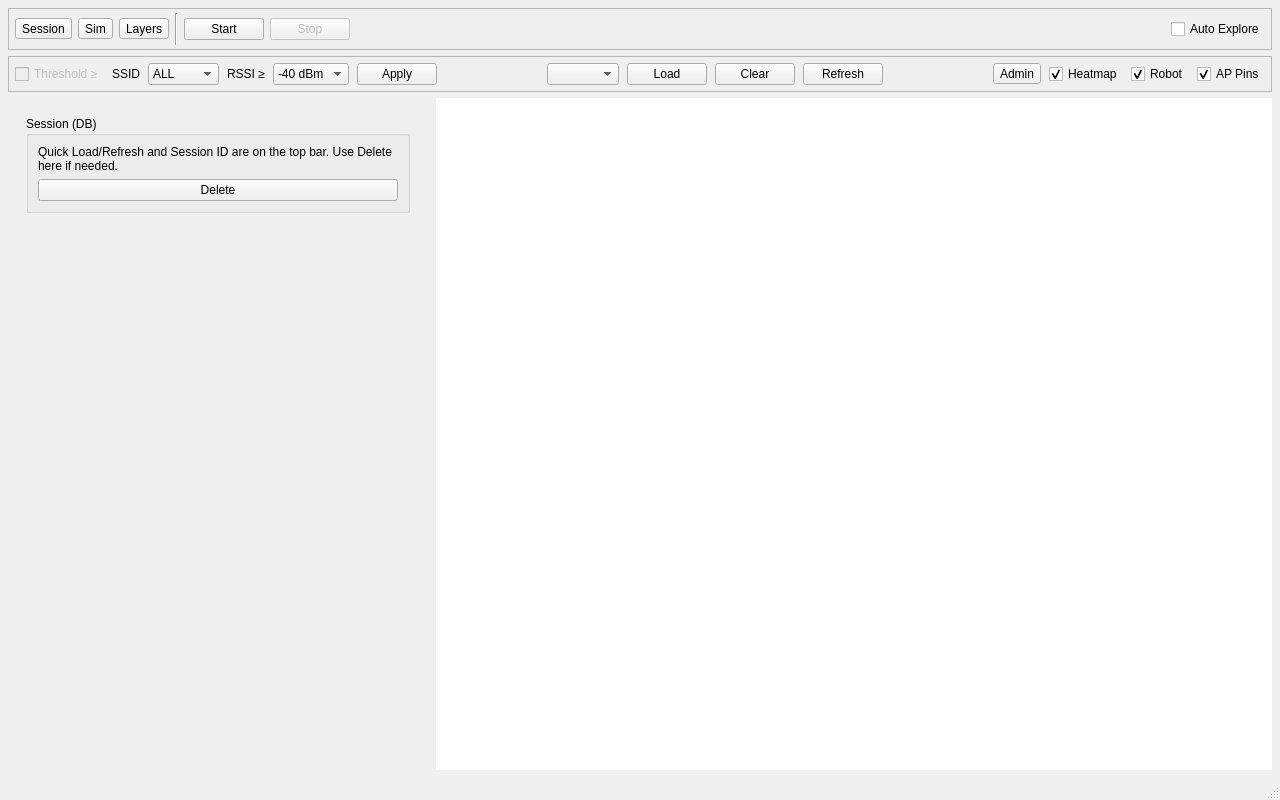
Qt form trunk/qt/mainwindow.ui (ektneh948/waffle-fi) before a commit.
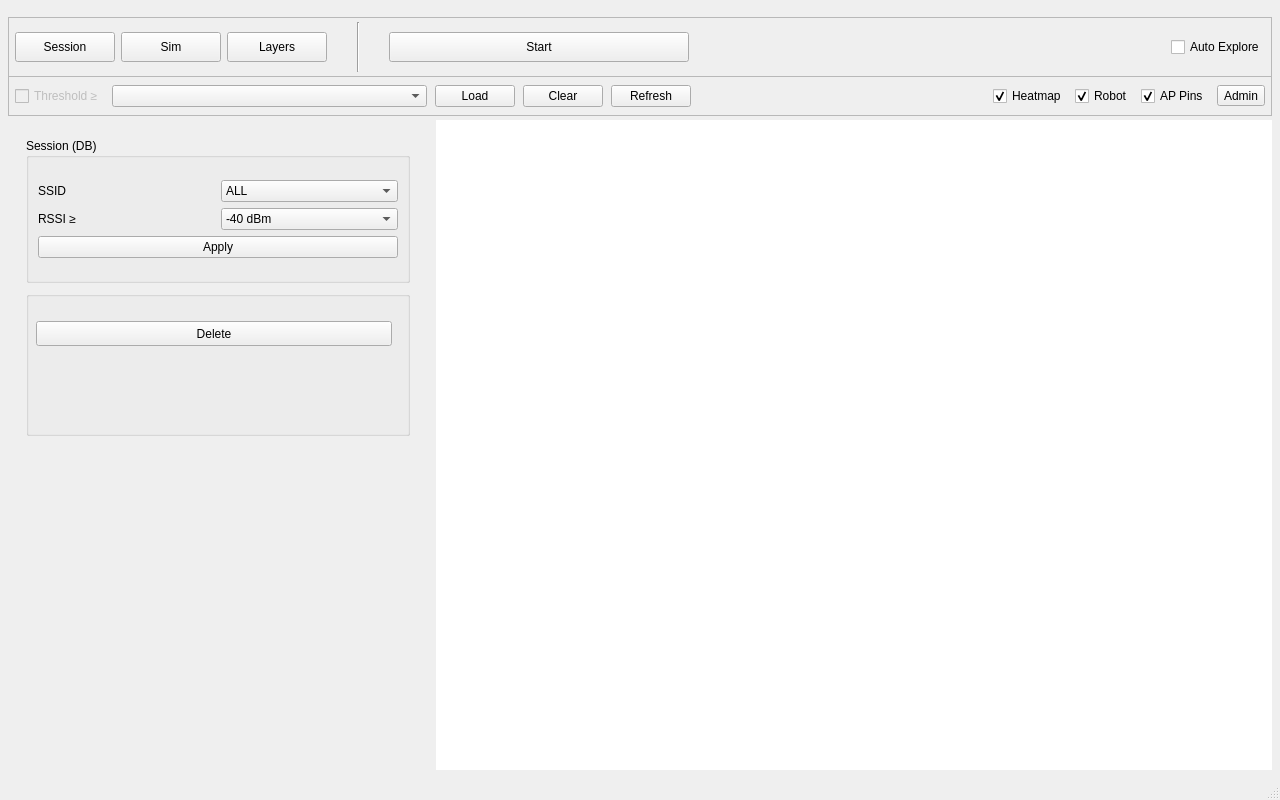
The same form after that commit. The open tabs and pages were chosen to show the change. Icons and pictures are not drawn.

The edit to the form file:
```diff
--- a/trunk/qt/mainwindow.ui
+++ b/trunk/qt/mainwindow.ui
@@ -35,7 +35,7 @@
       <property name="minimumSize">
        <size>
         <width>0</width>
-        <height>42</height>
+        <height>60</height>
        </size>
       </property>
       <property name="maximumSize">
@@ -68,9 +68,21 @@
        </property>
        <item>
         <widget class="QToolButton" name="tbSession">
+         <property name="minimumSize">
+          <size>
+           <width>100</width>
+           <height>30</height>
+          </size>
+         </property>
          <property name="text">
           <string>Session</string>
          </property>
+         <property name="iconSize">
+          <size>
+           <width>36</width>
+           <height>29</height>
+          </size>
+         </property>
          <property name="checkable">
           <bool>true</bool>
          </property>
@@ -84,6 +96,12 @@
        </item>
        <item>
         <widget class="QToolButton" name="tbSim">
+         <property name="minimumSize">
+          <size>
+           <width>100</width>
+           <height>30</height>
+          </size>
+         </property>
          <property name="text">
           <string>Sim</string>
          </property>
@@ -100,6 +118,12 @@
        </item>
        <item>
         <widget class="QToolButton" name="tbLayers">
+         <property name="minimumSize">
+          <size>
+           <width>100</width>
+           <height>30</height>
+          </size>
+         </property>
          <property name="text">
           <string>Layers</string>
          </property>
@@ -116,6 +140,12 @@
        </item>
        <item>
         <widget class="QFrame" name="vLine1">
+         <property name="minimumSize">
+          <size>
+           <width>50</width>
+           <height>0</height>
+          </size>
+         </property>
          <property name="frameShape">
           <enum>QFrame::Shape::VLine</enum>
          </property>
@@ -126,9 +156,27 @@
        </item>
        <item>
         <widget class="QPushButton" name="btnMeasureStart">
+         <property name="minimumSize">
+          <size>
+           <width>300</width>
+           <height>30</height>
+          </size>
+         </property>
+         <property name="maximumSize">
+          <size>
+           <width>16777215</width>
+           <height>16777215</height>
+          </size>
+         </property>
          <property name="text">
           <string>Start</string>
          </property>
+         <property name="iconSize">
+          <size>
+           <width>16</width>
+           <height>16</height>
+          </size>
+         </property>
          <property name="checkable">
           <bool>true</bool>
          </property>
@@ -137,19 +185,6 @@
          </property>
         </widget>
        </item>
-       <item>
-        <widget class="QPushButton" name="btnMeasureStop">
-         <property name="enabled">
-          <bool>false</bool>
-         </property>
-         <property name="visible">
-          <bool>false</bool>
-         </property>
-         <property name="text">
-          <string>Stop</string>
-         </property>
-        </widget>
-       </item>
        <item>
         <spacer name="topBar1Spacer">
          <property name="orientation">
@@ -178,7 +213,7 @@
       <property name="minimumSize">
        <size>
         <width>0</width>
-        <height>36</height>
+        <height>40</height>
        </size>
       </property>
       <property name="maximumSize">
@@ -220,92 +255,14 @@
         </widget>
        </item>
        <item>
-        <widget class="QLabel" name="lblSsid">
-         <property name="text">
-          <string>SSID</string>
-         </property>
-        </widget>
-       </item>
-       <item>
-        <widget class="QComboBox" name="cbSsid">
-         <item>
-          <property name="text">
-           <string>ALL</string>
-          </property>
-         </item>
-         <item>
-          <property name="text">
-           <string>emba</string>
-          </property>
-         </item>
-         <item>
-          <property name="text">
-           <string>hotspot</string>
-          </property>
-         </item>
-        </widget>
-       </item>
-       <item>
-        <widget class="QLabel" name="lblRssiCond">
-         <property name="text">
-          <string>RSSI ≥</string>
-         </property>
-        </widget>
-       </item>
-       <item>
-        <widget class="QComboBox" name="cbThr">
-         <property name="currentText">
-          <string>-40 dBm</string>
-         </property>
-         <item>
-          <property name="text">
-           <string>-40 dBm</string>
-          </property>
-         </item>
-         <item>
-          <property name="text">
-           <string>-50 dBm</string>
-          </property>
-         </item>
-         <item>
-          <property name="text">
-           <string>-60 dBm</string>
-          </property>
-         </item>
-         <item>
-          <property name="text">
-           <string>-70 dBm</string>
-          </property>
-         </item>
-         <item>
-          <property name="text">
-           <string>-80 dBm</string>
-          </property>
-         </item>
-        </widget>
-       </item>
-       <item>
-        <widget class="QPushButton" name="btnApplyFilter">
-         <property name="text">
-          <string>Apply</string>
-         </property>
-        </widget>
-       </item>
-       <item>
-        <spacer name="topBar2Spacer1">
-         <property name="orientation">
-          <enum>Qt::Orientation::Horizontal</enum>
-         </property>
-         <property name="sizeHint" stdset="0">
+        <widget class="QComboBox" name="cbSessionId">
+         <property name="minimumSize">
           <size>
-           <width>40</width>
-           <height>20</height>
+           <width>315</width>
+           <height>0</height>
           </size>
          </property>
-        </spacer>
-       </item>
-       <item>
-        <widget class="QComboBox" name="cbSessionId"/>
+        </widget>
        </item>
        <item>
         <widget class="QPushButton" name="btnSessionLoad">
@@ -341,13 +298,6 @@
          </property>
         </spacer>
        </item>
-       <item>
-        <widget class="QToolButton" name="btnAdmin">
-         <property name="text">
-          <string>Admin</string>
-         </property>
-        </widget>
-       </item>
        <item>
         <widget class="QCheckBox" name="chkShowHeatmap">
          <property name="text">
@@ -378,6 +328,16 @@
          </property>
         </widget>
        </item>
+       <item>
+        <widget class="QToolButton" name="btnAdmin">
+         <property name="text">
+          <string>Admin</string>
+         </property>
+         <property name="icon">
+          <iconset theme="QIcon::ThemeIcon::DocumentProperties"/>
+         </property>
+        </widget>
+       </item>
       </layout>
      </widget>
     </item>
@@ -426,6 +386,21 @@
            </property>
            <item>
             <widget class="QStackedWidget" name="leftStack">
+             <property name="minimumSize">
+              <size>
+               <width>0</width>
+               <height>0</height>
+              </size>
+             </property>
+             <property name="baseSize">
+              <size>
+               <width>0</width>
+               <height>0</height>
+              </size>
+             </property>
+             <property name="frameShadow">
+              <enum>QFrame::Shadow::Plain</enum>
+             </property>
              <property name="currentIndex">
               <number>1</number>
              </property>
@@ -439,39 +414,123 @@
                  <property name="title">
                   <string>Session (DB)</string>
                  </property>
-                 <layout class="QVBoxLayout" name="gbSessionLayoutNew">
+                 <layout class="QHBoxLayout" name="horizontalLayout_11">
                   <item>
-                   <widget class="QLabel" name="lblSessionHint">
-                    <property name="text">
-                     <string>Quick Load/Refresh and Session ID are on the top bar. Use Delete here if needed.</string>
-                    </property>
-                    <property name="wordWrap">
-                     <bool>true</bool>
-                    </property>
-                   </widget>
-                  </item>
-                  <item>
-                   <widget class="QPushButton" name="btnSessionDelete">
-                    <property name="text">
-                     <string>Delete</string>
-                    </property>
-                   </widget>
+                   <layout class="QGridLayout" name="gridLayout">
+                    <item row="0" column="0">
+                     <layout class="QVBoxLayout" name="verticalLayout_6">
+                      <item>
+                       <layout class="QHBoxLayout" name="horizontalLayout_9">
+                        <item>
+                         <widget class="QLabel" name="lblSsid">
+                          <property name="text">
+                           <string>SSID</string>
+                          </property>
+                         </widget>
+                        </item>
+                        <item>
+                         <widget class="QComboBox" name="cbSsid">
+                          <item>
+                           <property name="text">
+                            <string>ALL</string>
+                           </property>
+                          </item>
+                          <item>
+                           <property name="text">
+                            <string>emba</string>
+                           </property>
+                          </item>
+                          <item>
+                           <property name="text">
+                            <string>hotspot</string>
+                           </property>
+                          </item>
+                         </widget>
+                        </item>
+                       </layout>
+                      </item>
+                      <item>
+                       <layout class="QHBoxLayout" name="horizontalLayout_10">
+                        <item>
+                         <widget class="QLabel" name="lblRssiCond">
+                          <property name="text">
+                           <string>RSSI ≥</string>
+                          </property>
+                         </widget>
+                        </item>
+                        <item>
+                         <widget class="QComboBox" name="cbThr">
+                          <property name="currentText">
+                           <string>-40 dBm</string>
+                          </property>
+                          <item>
+                           <property name="text">
+                            <string>-40 dBm</string>
+                           </property>
+                          </item>
+                          <item>
+                           <property name="text">
+                            <string>-50 dBm</string>
+                           </property>
+                          </item>
+                          <item>
+                           <property name="text">
+                            <string>-60 dBm</string>
+                           </property>
+                          </item>
+                          <item>
+                           <property name="text">
+                            <string>-70 dBm</string>
+                           </property>
+                          </item>
+                          <item>
+                           <property name="text">
+                            <string>-80 dBm</string>
+                           </property>
+                          </item>
+                         </widget>
+                        </item>
+                       </layout>
+                      </item>
+                      <item>
+                       <widget class="QPushButton" name="btnApplyFilter">
+                        <property name="text">
+                         <string>Apply</string>
+                        </property>
+                       </widget>
+                      </item>
+                     </layout>
+                    </item>
+                   </layout>
                   </item>
                  </layout>
                 </widget>
                </item>
                <item>
-                <spacer name="pageSessionSpacer">
-                 <property name="orientation">
-                  <enum>Qt::Orientation::Vertical</enum>
-                 </property>
-                 <property name="sizeHint" stdset="0">
+                <widget class="QGroupBox" name="groupBox">
+                 <property name="minimumSize">
                   <size>
-                   <width>20</width>
-                   <height>40</height>
+                   <width>0</width>
+                   <height>20</height>
                   </size>
                  </property>
-                </spacer>
+                 <property name="title">
+                  <string/>
+                 </property>
+                 <widget class="QPushButton" name="btnSessionDelete">
+                  <property name="geometry">
+                   <rect>
+                    <x>10</x>
+                    <y>30</y>
+                    <width>356</width>
+                    <height>25</height>
+                   </rect>
+                  </property>
+                  <property name="text">
+                   <string>Delete</string>
+                  </property>
+                 </widget>
+                </widget>
                </item>
               </layout>
              </widget>
@@ -655,8 +714,8 @@
        <widget class="QGraphicsView" name="graphicsView">
         <property name="minimumSize">
          <size>
-          <width>600</width>
-          <height>400</height>
+          <width>120</width>
+          <height>25</height>
          </size>
         </property>
         <property name="frameShape">
```
